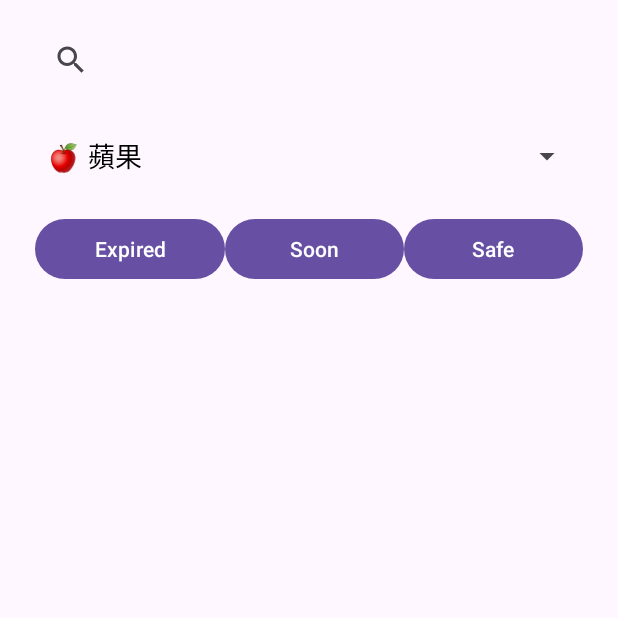
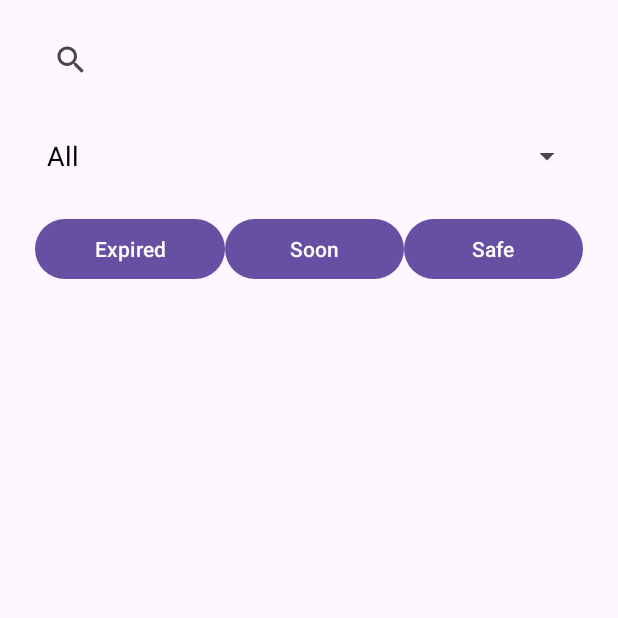
Before and after one commit to Jacq0104/ExpirationTracker-Java, an Android app: the screen it shows after launch (MainActivity), on a phone screen of 412 x 824 dp, the top half of it. Run offline under Robolectric (Android 15) with nearby library versions, the phone set to English and light mode, and no system bars; our stand-ins replace Room's generated code.

```diff
--- a/app/src/main/java/com/example/expirationtracker_java/MainActivity.java
+++ b/app/src/main/java/com/example/expirationtracker_java/MainActivity.java
@@ -9,11 +9,20 @@ import androidx.appcompat.app.AppCompatActivity;
 import androidx.core.graphics.Insets;
 import androidx.core.view.ViewCompat;
 import androidx.core.view.WindowInsetsCompat;
+import androidx.lifecycle.Observer;
 
-import java.util.Arrays;
+import com.example.expirationtracker_java.data.Repository;
+import com.example.expirationtracker_java.data.entity.CategoryEntity;
+
+import java.util.ArrayList;
 import java.util.List;
 
 public class MainActivity extends AppCompatActivity {
+
+    private Repository repository;
+    private Spinner spinner;
+    private ArrayAdapter<String> adapter;
+    private List<String> categoryNames = new ArrayList<>();
 
     @Override
     protected void onCreate(Bundle savedInstanceState) {
@@ -21,34 +30,47 @@ public class MainActivity extends AppCompatActivity {
         EdgeToEdge.enable(this);
         setContentView(R.layout.activity_main);
 
-        // 🔹 保留原本視窗邊距設定
+        // ✅ 保留原有的 EdgeToEdge insets 設定
         ViewCompat.setOnApplyWindowInsetsListener(findViewById(R.id.main), (v, insets) -> {
             Insets systemBars = insets.getInsets(WindowInsetsCompat.Type.systemBars());
             v.setPadding(systemBars.left, systemBars.top, systemBars.right, systemBars.bottom);
             return insets;
         });
 
-        // ------------------------------
-        // 👇 從這裡開始是 Spinner 的部分
-        // ------------------------------
+        // ✅ 初始化元件
+        spinner = findViewById(R.id.spinner);
+        repository = new Repository(getApplication());
 
-        // 1️⃣ 找到 Spinner 元件 (要確定 activity_main.xml 裡有 <Spinner android:id="@+id/mySpinner"/> )
-        Spinner spinner = findViewById(R.id.spinner);
+        // ✅ 設定 Spinner Adapter（先給空資料，稍後 LiveData 更新）
+        adapter = new ArrayAdapter<>(
+                this,
+                R.layout.spinner_item,
+                categoryNames
+        );
+        adapter.setDropDownViewResource(android.R.layout.simple_spinner_dropdown_item);
+        spinner.setAdapter(adapter);
 
-        // 2️⃣ 建立靜態資料清單
-        List<String> itemList = Arrays.asList("🍎 蘋果", "🍌 香蕉", "🍇 葡萄", "🍉 西瓜");
+        // ✅ 觀察資料庫變化（LiveData）
+        repository.getAllCategories().observe(this, new Observer<List<CategoryEntity>>() {
+            @Override
+            public void onChanged(List<CategoryEntity> categoryEntities) {
+                // 每當資料庫資料改變時，這裡會被自動呼叫
+                categoryNames.clear();
+                for (CategoryEntity category : categoryEntities) {
+                    categoryNames.add(category.getName()); // 假設你的 Entity 有 getName()
+                }
+                adapter.notifyDataSetChanged();
+            }
+        });
 
-        // 3️⃣ 建立 ArrayAdapter 並指定自訂的 layout (spinner_item.xml)
-        ArrayAdapter<String> adapter = new ArrayAdapter<>(
-                this,
-                R.layout.spinner_item,  // 自訂每個項目的顯示樣式
-                itemList
-        );
-
-        // 4️⃣ 設定下拉選單展開時的樣式（可以改成 R.layout.spinner_item 也行）
-        adapter.setDropDownViewResource(android.R.layout.simple_spinner_dropdown_item);
-
-        // 5️⃣ 將 adapter 套用到 spinner
-        spinner.setAdapter(adapter);
+        // ✅ 若資料庫是空的，插入一些測試資料
+        repository.getAllCategories().observe(this, categories -> {
+            if (categories == null || categories.isEmpty()) {
+                repository.insertCategory(new CategoryEntity("All"));
+                repository.insertCategory(new CategoryEntity("Passport"));
+                repository.insertCategory(new CategoryEntity("🥤 飲料"));
+                repository.insertCategory(new CategoryEntity("🍫 點心"));
+            }
+        });
     }
 }
--- a/app/src/main/java/com/example/expirationtracker_java/data/entity/CategoryEntity.java
+++ b/app/src/main/java/com/example/expirationtracker_java/data/entity/CategoryEntity.java
@@ -7,8 +7,24 @@ import androidx.room.PrimaryKey;
 public class CategoryEntity {
     @PrimaryKey(autoGenerate = true)
     public int cid;
+
     public String cname;
-    //    將icon放到res/drawable用id對應就好
+    // icon 放 drawable id
     public int iconId;
     public boolean createdViaUser;
+
+    // ✅ 加上這個建構子：建立資料時能直接指定名稱
+    public CategoryEntity(String cname) {
+        this.cname = cname;
+        this.iconId = 0;          // 預設沒圖示
+        this.createdViaUser = false; // 預設不是使用者新增
+    }
+
+    // ✅ Room 需要一個空建構子（用來自動還原資料）
+    public CategoryEntity() {
+    }
+
+    public String getName() {
+        return cname;
+    }
 }
```
